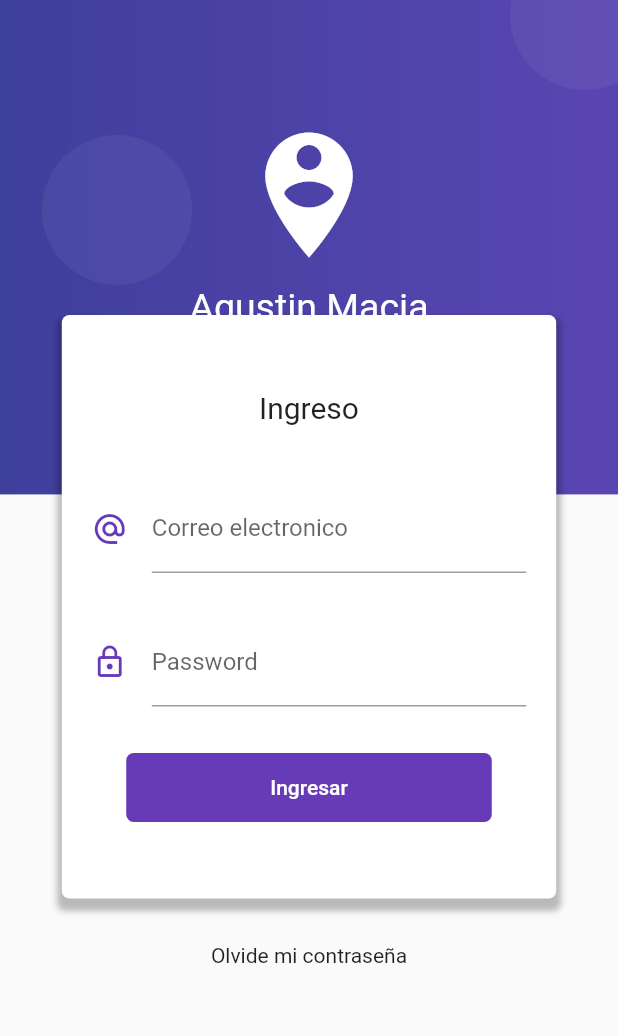
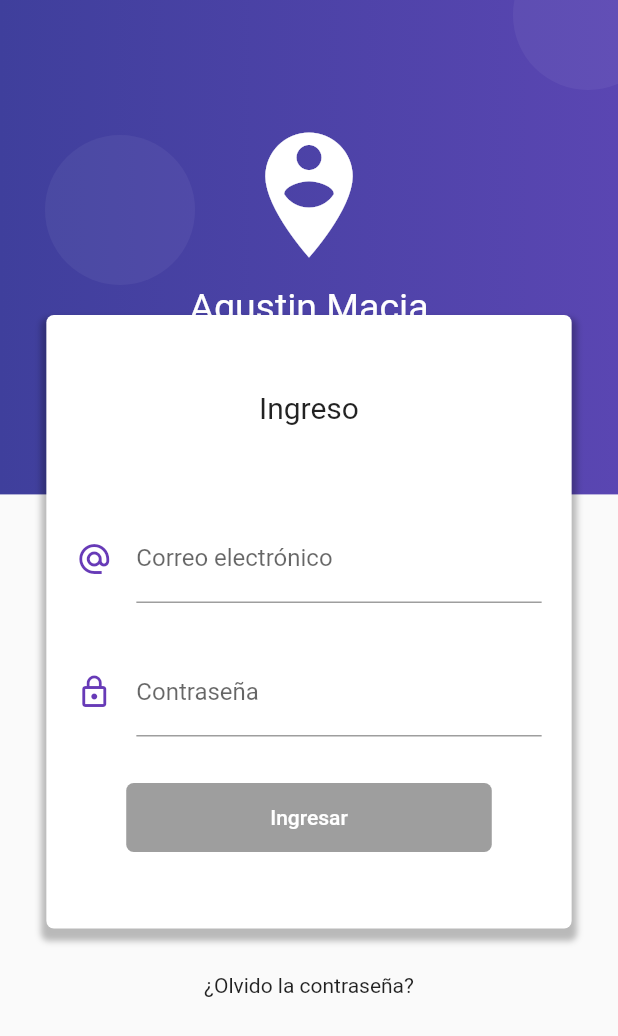
Before and after one commit to agustinmacia/form_validation, a Flutter app: the screen it shows after launch, on a phone screen of 412 x 824 dp. Shown: the top 1036 px of the screen. Run offline on Flutter 3.47's test engine with Material 2 defaults, Android fonts, the phone set to English and light mode, and no system bars; our stand-ins replace rxdart.

Commit message:
Retoques en el validation del form. HomePage

```diff
--- a/lib/src/bloc/login_bloc.dart
+++ b/lib/src/bloc/login_bloc.dart
@@ -1,33 +1,34 @@
-//Archivo para hacer validaciones en el login form
+import 'dart:async';
+import 'package:form_validation/src/bloc/validators.dart';
+import 'package:rxdart/rxdart.dart';
 
-import 'dart:async';
+class LoginBloc with Validators {
 
-import 'package:form_validation/src/bloc/validators.dart';
 
-class LoginBloc with Validators{
+  final _emailController    = BehaviorSubject<String>();
+  final _passwordController = BehaviorSubject<String>();
 
-  //Le especifico la informacion que va a pasar por el stream Controller. Con el broadcast puedo escuchar mas de una instancia
-  final _emailController = StreamController<String>.broadcast();
-  final _passwordController = StreamController<String>.broadcast();
-
-  //Recuperar datos del stream(Salida)
-  Stream<String> get emailStream => _emailController.stream.transform( validarEmail );
+  // Recuperar los datos del Stream
+  Stream<String> get emailStream    => _emailController.stream.transform( validarEmail );
   Stream<String> get passwordStream => _passwordController.stream.transform( validarPassword );
 
-  //Agrego info al stream
-  Function(String) get changeEmail => _emailController.sink.add;
+  Stream<bool> get formValidStream =>
+      Rx.combineLatest2(emailStream, passwordStream, (e, o) => true);
+
+
+
+  // Insertar valores al Stream
+  Function(String) get changeEmail    => _emailController.sink.add;
   Function(String) get changePassword => _passwordController.sink.add;
 
 
-  //Cerrar los streams. Uso dipose.
+  // Obtener el último valor ingresado a los streams
+  String get email    => _emailController.value;
+  String get password => _passwordController.value;
+
   dispose() {
-
-    //Con el ? valido que el valor no sea nulo
     _emailController?.close();
     _passwordController?.close();
   }
+
 }
-
-/*static LoginBloc of ( BuildContext context ){
-   return context.dependOnInheritedWidgetOfExactType<Provider>().loginBloc;
-}*/
--- a/lib/src/bloc/provider.dart
+++ b/lib/src/bloc/provider.dart
@@ -1,22 +1,35 @@
-//InheritedWidget personalizado
+import 'package:flutter/material.dart';
 
-import 'package:flutter/material.dart';
-import 'package:form_validation/src/bloc/login_bloc.dart';
-export 'package:form_validation/src/bloc/login_bloc.dart';
+import 'login_bloc.dart';
 
-class Provider extends InheritedWidget{
+
+class Provider extends InheritedWidget {
+
+  static Provider _instancia;
+
+  factory Provider({ Key key, Widget child }) {
+
+    if ( _instancia == null ) {
+      _instancia = new Provider._internal(key: key, child: child );
+    }
+
+    return _instancia;
+
+  }
+
+  Provider._internal({ Key key, Widget child })
+    : super(key: key, child: child );
+
 
   final loginBloc = LoginBloc();
 
-  //Implementacion de un inheritedWidget
-  Provider({Key key, Widget child})
-    : super(key: key, child: child);
+  // Provider({ Key key, Widget child })
+  //   : super(key: key, child: child );
 
-  //Cuando se actualice debe avisar a los hijos
+
   @override
-  bool updateShouldNotify(covariant InheritedWidget oldWidget) => true;
+  bool updateShouldNotify(InheritedWidget oldWidget) => true;
 
-  //Toma el contexto y busca el widget con el tipo de Provider
   static LoginBloc of ( BuildContext context ){
    return context.dependOnInheritedWidgetOfExactType<Provider>().loginBloc;
 }
--- a/lib/src/bloc/validators.dart
+++ b/lib/src/bloc/validators.dart
@@ -1,29 +1,38 @@
+import 'dart:async';
 
-import 'dart:async';
+
 
 class Validators {
 
+
   final validarEmail = StreamTransformer<String, String>.fromHandlers(
-    handleData: (email, sink) {
+    handleData: ( email, sink ) {
+
+
       Pattern pattern = r'^(([^<>()[\]\\.,;:\s@\"]+(\.[^<>()[\]\\.,;:\s@\"]+)*)|(\".+\"))@((\[[0-9]{1,3}\.[0-9]{1,3}\.[0-9]{1,3}\.[0-9]{1,3}\])|(([a-zA-Z\-0-9]+\.)+[a-zA-Z]{2,}))$';
-      RegExp regExp = new RegExp(pattern);
+      RegExp regExp   = new RegExp(pattern);
 
-      if(regExp.hasMatch( email )) {
-        sink.addError( email );
+      if ( regExp.hasMatch( email ) ) {
+        sink.add( email );
       } else {
-        sink.addError('Email no valido');
+        sink.addError('Email no es correcto');
       }
+
     }
   );
 
+
   final validarPassword = StreamTransformer<String, String>.fromHandlers(
-    handleData: (password, sink) {
-      if (password.length >= 8) {
-        sink.add(password);
+    handleData: ( password, sink ) {
+
+      if ( password.length >= 6 ) {
+        sink.add( password );
       } else {
-        sink.addError('No se cumple la condicion de la contraseña');
+        sink.addError('Más de 6 caracteres por favor');
       }
+
     }
   );
 
+
 }
--- a/lib/src/pages/home_page.dart
+++ b/lib/src/pages/home_page.dart
@@ -1,11 +1,24 @@
 import 'package:flutter/material.dart';
+import 'package:form_validation/src/bloc/provider.dart';
 
 class HomePage extends StatelessWidget {
   @override
   Widget build(BuildContext context) {
+
+    final bloc = Provider.of(context);
+
     return Scaffold(
       appBar: AppBar(
-        title: Text('Home Page'),
+        title: Text('Home')
+      ),
+      body: Column(
+          crossAxisAlignment: CrossAxisAlignment.center,
+          mainAxisAlignment: MainAxisAlignment.center,
+          children: <Widget>[
+            Text('Email: ${ bloc.email }'),
+            Divider(),
+            Text('Password: ${ bloc.password }')
+          ],
       ),
     );
   }
--- a/lib/src/pages/login_page.dart
+++ b/lib/src/pages/login_page.dart
@@ -1,4 +1,5 @@
 import 'package:flutter/material.dart';
+import 'package:form_validation/src/bloc/login_bloc.dart';
 import 'package:form_validation/src/bloc/provider.dart';
 
 class LoginPage extends StatelessWidget {
@@ -7,64 +8,11 @@ class LoginPage extends StatelessWidget {
     return Scaffold(
       body: Stack(
         children: <Widget>[
-          _crearFondo(context),
-          _loginForm(context),
+          _crearFondo( context ),
+          _loginForm( context ),
         ],
       )
     );
-  }
-
-  Widget _crearFondo(BuildContext context) {
-
-    final size = MediaQuery.of(context).size;
-
-    final fondoVioleta =  Container(
-      height: size.height * 0.4,
-      width: double.infinity,
-      decoration: BoxDecoration(
-        gradient: LinearGradient(
-          colors: <Color> [
-            Color.fromRGBO(63, 63, 156, 1.0),
-            Color.fromRGBO(90, 70, 178, 1.0),
-          ]
-        ),
-      ),
-    );
-
-    final circuloVioleta = Container(
-      width: 100.0,
-      height: 100.0,
-      decoration: BoxDecoration(
-        borderRadius: BorderRadius.circular(100.0),
-        color: Color.fromRGBO(255, 255, 255, 0.05),
-      ),
-    );
-
-
-    return Stack(
-      children: <Widget> [
-        fondoVioleta,
-        Positioned(top: 90.0, left: 28.0, child: circuloVioleta),
-        Positioned(top: -40.0, right: -28.0, child: circuloVioleta),
-        Positioned(bottom: -50.0, right: -10.0, child: circuloVioleta),
-        Positioned(bottom: 120.0, right: 20.0, child: circuloVioleta),
-        Positioned(bottom: -50.0, left: -20.0, child: circuloVioleta),
-
-        Container(
-          padding: EdgeInsets.only(top: 80.0),
-          child: Column(
-            children: <Widget>[
-              Icon(Icons.person_pin_circle, color: Colors.white, size: 100.0),
-              SizedBox(
-                height: 10.0, width: double.infinity),
-              Text('Agustin Macia', style: TextStyle(color: Colors.white, fontSize: 25.0))
-
-            ],
-          ),
-        )
-      ],
-    );
-
   }
 
   Widget _loginForm(BuildContext context) {
@@ -83,28 +31,41 @@ class LoginPage extends StatelessWidget {
           ),
 
           Container(
-            width: size.width * 0.80,
+            width: size.width * 0.85,
             margin: EdgeInsets.symmetric(vertical: 30.0),
-            padding: EdgeInsets.symmetric(vertical: 50.0),
-            decoration: BoxDecoration(color: Colors.white, borderRadius: BorderRadius.circular(5.0), boxShadow: <BoxShadow>[BoxShadow(color: Colors.black26, blurRadius: 3.0, offset: Offset(0.0, 5.0), spreadRadius: 3.0)]),
+            padding: EdgeInsets.symmetric( vertical: 50.0 ),
+            decoration: BoxDecoration(
+              color: Colors.white,
+              borderRadius: BorderRadius.circular(5.0),
+              boxShadow: <BoxShadow>[
+                BoxShadow(
+                  color: Colors.black26,
+                  blurRadius: 3.0,
+                  offset: Offset(0.0, 5.0),
+                  spreadRadius: 3.0
+                )
+              ]
+            ),
             child: Column(
               children: <Widget>[
                 Text('Ingreso', style: TextStyle(fontSize: 20.0)),
-                SizedBox(height: 40.0),
-                _crearEmail(bloc),
-                SizedBox(height: 30.0),
-                _crearPassword(bloc),
-                SizedBox(height: 30.0),
-                _crearBoton(),
+                SizedBox( height: 60.0 ),
+                _crearEmail( bloc ),
+                SizedBox( height: 30.0 ),
+                _crearPassword( bloc, context ),
+                SizedBox( height: 30.0 ),
+                _crearBoton( bloc )
               ],
             ),
           ),
 
-          Text('Olvide mi contraseña'),
-          SizedBox(height: 100.0)
+          Text('¿Olvido la contraseña?'),
+          SizedBox( height: 100.0 )
         ],
       ),
     );
+
+
   }
 
   Widget _crearEmail(LoginBloc bloc) {
@@ -119,60 +80,141 @@ class LoginPage extends StatelessWidget {
         child: TextField(
           keyboardType: TextInputType.emailAddress,
           decoration: InputDecoration(
-              icon: Icon(Icons.alternate_email, color: Colors.deepPurple),
+            icon: Icon( Icons.alternate_email, color: Colors.deepPurple ),
             hintText: 'ejemplo@correo.com',
-              labelText: 'Correo electronico',
+            labelText: 'Correo electrónico',
             counterText: snapshot.data,
-              errorText: snapshot.error,
+            errorText: snapshot.error
           ),
           onChanged: bloc.changeEmail,
         ),
+
       );
+
+
       },
     );
 
 
-
-
   }
 
-
-  Widget _crearPassword(LoginBloc bloc) {
+  Widget _crearPassword(LoginBloc bloc, BuildContext context) {
 
     return StreamBuilder(
-      stream: bloc.passwordStream ,
+      stream: bloc.passwordStream,
       builder: (BuildContext context, AsyncSnapshot snapshot){
+
         return Container(
           padding: EdgeInsets.symmetric(horizontal: 20.0),
 
           child: TextField(
             obscureText: true,
             decoration: InputDecoration(
-              icon: Icon(Icons.lock_outline, color: Colors.deepPurple),
-              labelText: 'Password',
+              icon: Icon( Icons.lock_outline, color: Colors.deepPurple ),
+              labelText: 'Contraseña',
               counterText: snapshot.data,
               errorText: snapshot.error
             ),
             onChanged: bloc.changePassword,
           ),
+
+        );
+
+      },
+    );
+
+
+  }
+
+  Widget _crearBoton( LoginBloc bloc) {
+
+    // formValidStream
+    // snapshot.hasData
+    //  true ? algo si true : algo si false
+
+    return StreamBuilder(
+      stream: bloc.formValidStream,
+      builder: (BuildContext context, AsyncSnapshot snapshot){
+
+        return RaisedButton(
+          child: Container(
+            padding: EdgeInsets.symmetric( horizontal: 80.0, vertical: 15.0),
+            child: Text('Ingresar'),
+          ),
+          shape: RoundedRectangleBorder(
+            borderRadius: BorderRadius.circular(5.0)
+          ),
+          elevation: 0.0,
+          color: Colors.deepPurple,
+          textColor: Colors.white,
+          onPressed: snapshot.hasData ? ()=> _login(bloc, context) : null
         );
       },
     );
   }
 
-  Widget _crearBoton() {
-    return RaisedButton(
-      child: Container(
-        padding: EdgeInsets.symmetric(horizontal: 80.0, vertical: 15.0),
-        child: Text('Ingresar'),
+  _login(LoginBloc bloc, BuildContext context) {
+
+    print('================');
+    print('Email: ${ bloc.email }');
+    print('Password: ${ bloc.password }');
+    print('================');
+
+    Navigator.pushReplacementNamed(context, 'home');
+
+  }
+
+
+  Widget _crearFondo(BuildContext context) {
+
+    final size = MediaQuery.of(context).size;
+
+    final fondoModaro = Container(
+      height: size.height * 0.4,
+      width: double.infinity,
+      decoration: BoxDecoration(
+        gradient: LinearGradient(
+          colors: <Color> [
+            Color.fromRGBO(63, 63, 156, 1.0),
+            Color.fromRGBO(90, 70, 178, 1.0)
+          ]
+        )
       ),
-      shape: RoundedRectangleBorder(
-        borderRadius: BorderRadius.circular(5.0),
+    );
+
+    final circulo = Container(
+      width: 100.0,
+      height: 100.0,
+      decoration: BoxDecoration(
+        borderRadius: BorderRadius.circular(100.0),
+        color: Color.fromRGBO(255, 255, 255, 0.05)
       ),
-      elevation: 0.0,
-      color: Colors.deepPurple,
-      textColor: Colors.white,
-      onPressed: () {},
     );
+
+
+    return Stack(
+      children: <Widget>[
+        fondoModaro,
+        Positioned( top: 90.0, left: 30.0, child: circulo ),
+        Positioned( top: -40.0, right: -30.0, child: circulo ),
+        Positioned( bottom: -50.0, right: -10.0, child: circulo ),
+        Positioned( bottom: 120.0, right: 20.0, child: circulo ),
+        Positioned( bottom: -50.0, left: -20.0, child: circulo ),
+
+        Container(
+          padding: EdgeInsets.only(top: 80.0),
+          child: Column(
+            children: <Widget>[
+              Icon( Icons.person_pin_circle, color: Colors.white, size: 100.0 ),
+              SizedBox( height: 10.0, width: double.infinity ),
+              Text('Agustin Macia', style: TextStyle( color: Colors.white, fontSize: 25.0 ))
+            ],
+          ),
+        )
+
+      ],
+    );
+
   }
+
 }
```
Lines whose indentation alone changed are shown as unchanged.
